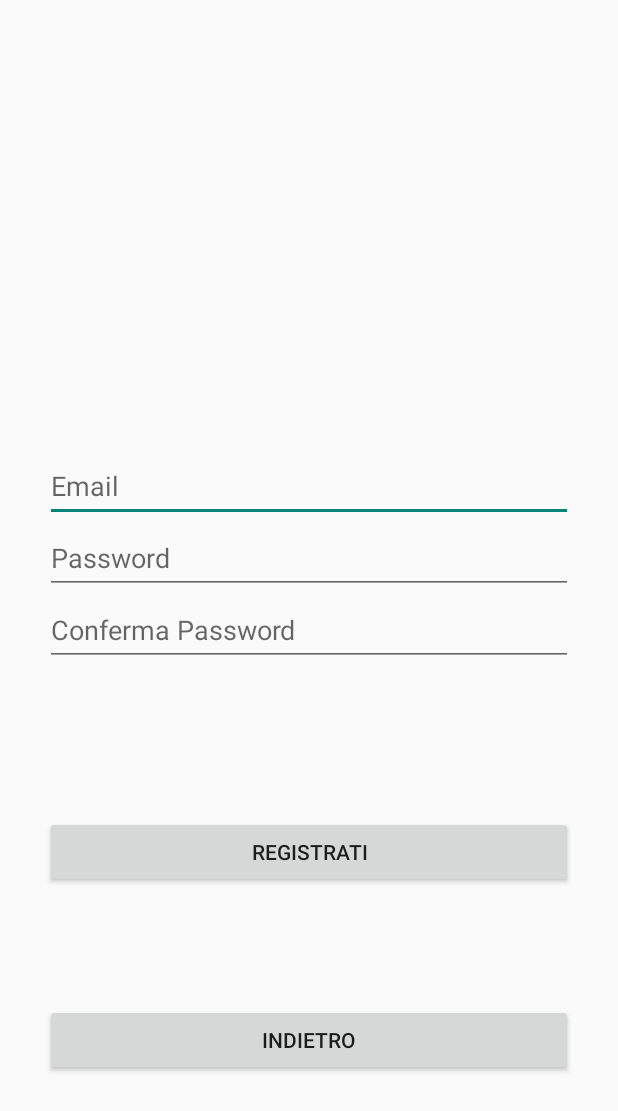
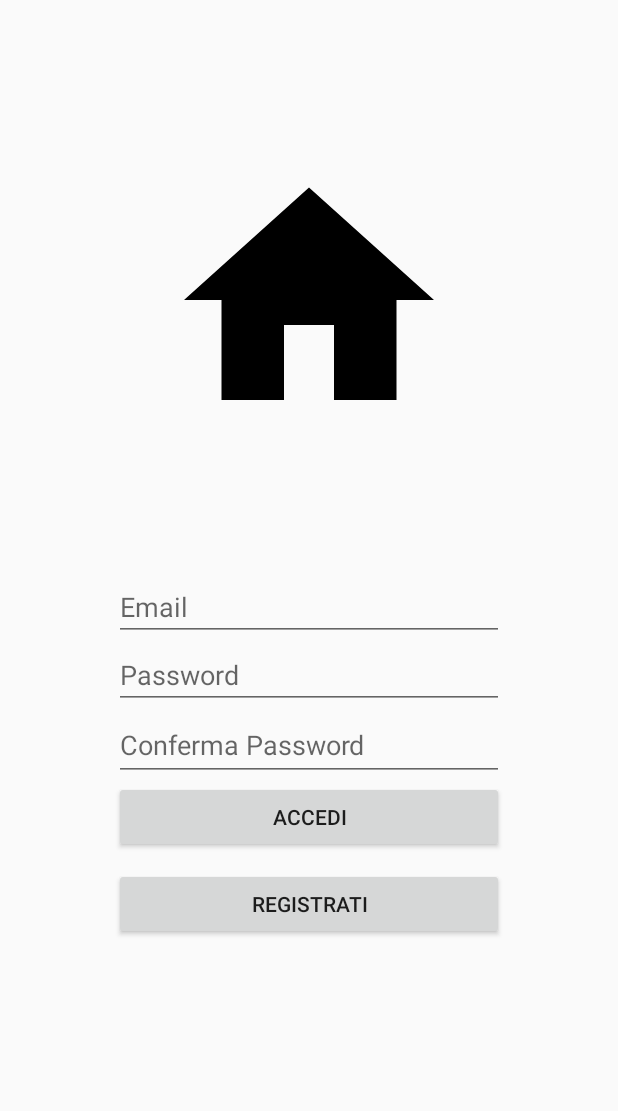
Before and after one commit to d-albuzzi1/FlashCardas, an Android app: the screen it shows after launch (AuthActivity before the commit, WelcomeActivity after it), after a tap on "REGISTRATI", on a phone screen of 412 x 824 dp. Shown: the top 1111 px of the screen. Run offline under Robolectric (Android 15) with nearby library versions, the phone set to English and light mode, and no system bars; our stand-ins replace Firebase (no records; nobody signed in at launch, a user with empty details on screens opened directly).

Commit message:
inizio rimozione AuthActivity.java e il suo xml, fix del LoginFragment, ancora problemi nel RegistrationFragment

```diff
--- a/app/src/main/java/com/example/flashcardas/ui/welcome/LoginFragment.java
+++ b/app/src/main/java/com/example/flashcardas/ui/welcome/LoginFragment.java
@@ -16,10 +16,10 @@ import androidx.lifecycle.ViewModelProvider;
 
 import com.example.flashcardas.R;
 import com.example.flashcardas.ui.main.MainActivity;
-import com.example.flashcardas.viewmodel.AuthViewModel;
+import com.example.flashcardas.viewmodel.MainViewModel;
 
 public class LoginFragment extends Fragment {
-    private AuthViewModel authViewModel;
+    private MainViewModel mainViewModel;
     private EditText emailInput, passwordInput;
 
     @Nullable
@@ -27,13 +27,15 @@ public class LoginFragment extends Fragment {
     public View onCreateView(@NonNull LayoutInflater inflater, @Nullable ViewGroup container, @Nullable Bundle savedInstanceState) {
         View view = inflater.inflate(R.layout.fragment_login, container, false);
 
-        authViewModel = new ViewModelProvider(this).get(AuthViewModel.class);
+        mainViewModel = new ViewModelProvider(this).get(MainViewModel.class);
 
         emailInput = view.findViewById(R.id.emailInput);
         passwordInput = view.findViewById(R.id.passwordInput);
         Button loginButton = view.findViewById(R.id.loginButton);
+        Button registerButton = view.findViewById(R.id.registerButton);
 
         loginButton.setOnClickListener(v -> loginUser());
+        registerButton.setOnClickListener(v -> loadRegisterFragment());
 
         observeViewModel();
 
@@ -49,22 +51,30 @@ public class LoginFragment extends Fragment {
             return;
         }
 
-        authViewModel.loginUser(email, password);
+        mainViewModel.loginUser(email, password);
     }
+
+    private void loadRegisterFragment() {
+        getParentFragmentManager().beginTransaction()
+                .replace(R.id.authFragmentContainer, new RegisterFragment())
+                .addToBackStack(null)
+                .commit();
+    }
+
 
     private void observeViewModel() {
 
-        authViewModel.getLoginSuccess().observe(getViewLifecycleOwner(), success -> {
+        mainViewModel.getLoginSuccess().observe(getViewLifecycleOwner(), success -> {
             if (success) {
 
                 Toast.makeText(getActivity(), "Login riuscito!", Toast.LENGTH_SHORT).show();
                 startActivity(new Intent(getActivity(), MainActivity.class));
-                getActivity().finish(); // Chiude l'activity di login
+                getActivity().finish();
             }
         });
 
 
-        authViewModel.getErrorMessage().observe(getViewLifecycleOwner(), error -> {
+        mainViewModel.getErrorMessage().observe(getViewLifecycleOwner(), error -> {
             if (error != null) {
                 Toast.makeText(getActivity(), error, Toast.LENGTH_SHORT).show();
             }
--- a/app/src/main/java/com/example/flashcardas/ui/welcome/RegisterFragment.java
+++ b/app/src/main/java/com/example/flashcardas/ui/welcome/RegisterFragment.java
@@ -15,9 +15,10 @@ import androidx.lifecycle.ViewModelProvider;
 
 import com.example.flashcardas.R;
 import com.example.flashcardas.viewmodel.AuthViewModel;
+import com.example.flashcardas.viewmodel.MainViewModel;
 
 public class RegisterFragment extends Fragment {
-    private AuthViewModel authViewModel;
+    private MainViewModel mainViewModel;
     private EditText emailInput, passwordInput, confirmPasswordInput;
 
     @Nullable
@@ -25,24 +26,20 @@ public class RegisterFragment extends Fragment {
     public View onCreateView(@NonNull LayoutInflater inflater, @Nullable ViewGroup container, @Nullable Bundle savedInstanceState) {
         View view = inflater.inflate(R.layout.fragment_register, container, false);
 
-        authViewModel = new ViewModelProvider(this).get(AuthViewModel.class);
+        mainViewModel = new ViewModelProvider(this).get(MainViewModel.class);
 
         emailInput = view.findViewById(R.id.emailInput);
         passwordInput = view.findViewById(R.id.passwordInput);
         confirmPasswordInput = view.findViewById(R.id.confirmPasswordInput);
         Button registerButton = view.findViewById(R.id.registerButton);
-        Button backButton = view.findViewById(R.id.backButton);
 
         registerButton.setOnClickListener(v -> {
             String email = emailInput.getText().toString().trim();
             String password = passwordInput.getText().toString().trim();
             String confirmPassword = confirmPasswordInput.getText().toString().trim();
-            authViewModel.registerUser(email, password, confirmPassword);
+            mainViewModel.registerUser(email, password, confirmPassword);
         });
 
-        backButton.setOnClickListener(v -> {
-            getActivity().finish();
-        });
 
         observeViewModel();
 
@@ -50,13 +47,13 @@ public class RegisterFragment extends Fragment {
     }
 
     private void observeViewModel() {
-        authViewModel.getRegistrationSuccess().observe(getViewLifecycleOwner(), success -> {
+        mainViewModel.getRegistrationSuccess().observe(getViewLifecycleOwner(), success -> {
             if (success) {
                 Toast.makeText(getActivity(), "Registrazione completata! Ora puoi accedere.", Toast.LENGTH_SHORT).show();
             }
         });
 
-        authViewModel.getErrorMessage().observe(getViewLifecycleOwner(), error -> {
+        mainViewModel.getErrorMessage().observe(getViewLifecycleOwner(), error -> {
             if (error != null) {
                 Toast.makeText(getActivity(), error, Toast.LENGTH_SHORT).show();
             }
--- a/app/src/main/java/com/example/flashcardas/ui/welcome/WelcomeActivity.java
+++ b/app/src/main/java/com/example/flashcardas/ui/welcome/WelcomeActivity.java
@@ -4,6 +4,8 @@ import android.content.Intent;
 import android.os.Bundle;
 import android.widget.Button;
 import androidx.appcompat.app.AppCompatActivity;
+import androidx.fragment.app.Fragment;
+
 import com.example.flashcardas.R;
 
 public class WelcomeActivity extends AppCompatActivity {
@@ -13,16 +15,23 @@ public class WelcomeActivity extends AppCompatActivity {
         super.onCreate(savedInstanceState);
         setContentView(R.layout.activity_welcome);
 
-        Button loginButton = findViewById(R.id.loginButton);
-        Button registerButton = findViewById(R.id.registerButton);
+        String fragmentType = getIntent().getStringExtra("FRAGMENT_TYPE");
 
-        loginButton.setOnClickListener(v -> openAuthActivity("login"));
-        registerButton.setOnClickListener(v -> openAuthActivity("register"));
+        if (fragmentType != null) {
+            if (fragmentType.equals("login")) {
+                loadFragment(new LoginFragment());
+            } else if (fragmentType.equals("register")) {
+                loadFragment(new RegisterFragment());
+            }
+        }else{
+           loadFragment(new LoginFragment());
+        }
+
     }
 
-    private void openAuthActivity(String fragmentType) {
-        Intent intent = new Intent(this, AuthActivity.class);
-        intent.putExtra("FRAGMENT_TYPE", fragmentType);
-        startActivity(intent);
+    private void loadFragment(Fragment fragment) {
+        getSupportFragmentManager().beginTransaction()
+                .replace(R.id.authFragmentContainer, fragment)
+                .commit();
     }
 }
--- a/app/src/main/java/com/example/flashcardas/viewmodel/MainViewModel.java
+++ b/app/src/main/java/com/example/flashcardas/viewmodel/MainViewModel.java
@@ -6,15 +6,72 @@ import androidx.lifecycle.MutableLiveData;
 import androidx.lifecycle.ViewModel;
 
 import com.example.flashcardas.ui.main.HomeFragment;
+import com.google.firebase.auth.FirebaseAuth;
 
 public class MainViewModel extends ViewModel {
 
     // LiveData per gestire il Fragment corrente
     private final MutableLiveData<Fragment> currentFragment = new MutableLiveData<>();
+    private final FirebaseAuth auth;
+    private final MutableLiveData<Boolean> registrationSuccess = new MutableLiveData<>();
+    private MutableLiveData<Boolean> loginSuccess = new MutableLiveData<>();
+    private final MutableLiveData<String> errorMessage = new MutableLiveData<>();
+
 
     public MainViewModel() {
         // Imposta il Fragment di default, ad esempio FragmentHome
         currentFragment.setValue(new HomeFragment());
+
+        auth = FirebaseAuth.getInstance();
+    }
+
+
+    public void registerUser(String email, String password, String confirmPassword) {
+        if (email.isEmpty() || password.isEmpty() || confirmPassword.isEmpty()) {
+            errorMessage.setValue("Inserisci tutti i dati");
+            return;
+        }
+
+        if (!password.equals(confirmPassword)) {
+            errorMessage.setValue("Le password non corrispondono");
+            return;
+        }
+
+        if (password.length() < 6) {
+            errorMessage.setValue("La password deve avere almeno 6 caratteri");
+            return;
+        }
+
+        auth.createUserWithEmailAndPassword(email, password)
+                .addOnCompleteListener(task -> {
+                    if (task.isSuccessful()) {
+                        registrationSuccess.setValue(true);
+                    } else {
+                        errorMessage.setValue(task.getException().getMessage());
+                    }
+                });
+    }
+
+    // Metodo per eseguire il login
+    public void loginUser(String email, String password) {
+        auth.signInWithEmailAndPassword(email, password)
+                .addOnCompleteListener(task -> {
+                    if (task.isSuccessful()) {
+                        loginSuccess.setValue(true);  // Imposta il successo del login
+                    } else {
+                        errorMessage.setValue(task.getException().getMessage());  // Imposta l'errore
+                    }
+                });
+    }
+
+    public LiveData<Boolean> getRegistrationSuccess() {
+        return registrationSuccess;
+    }
+    public LiveData<Boolean> getLoginSuccess() {
+        return loginSuccess;
+    }
+    public LiveData<String> getErrorMessage() {
+        return errorMessage;
     }
 
     // Funzione per ottenere il Fragment corrente
--- a/app/src/main/res/layout/activity_welcome.xml
+++ b/app/src/main/res/layout/activity_welcome.xml
@@ -1,38 +1,27 @@
-<?xml version="1.0" encoding="utf-8"?>
-<LinearLayout xmlns:android="http://schemas.android.com/apk/res/android"
+<androidx.constraintlayout.widget.ConstraintLayout xmlns:app="http://schemas.android.com/apk/res-auto"
     android:layout_width="match_parent"
     android:layout_height="match_parent"
-    android:orientation="vertical"
-    android:gravity="center"
-    android:padding="20dp">
+    xmlns:android="http://schemas.android.com/apk/res/android">
 
-    <TextView
-        android:id="@+id/welcomeText"
-        android:layout_width="wrap_content"
-        android:layout_height="wrap_content"
-        android:text="Benvenuto nell'App di Flashcard!"
-        android:textSize="24sp"
-        android:textStyle="bold"
-        android:gravity="center"
-        android:paddingBottom="20dp"/>
-
-    <Button
-        android:id="@+id/loginButton"
-        android:layout_width="match_parent"
-        android:layout_height="wrap_content"
-        android:text="Accedi"/>
-
-    <Button
-        android:id="@+id/registerButton"
-        android:layout_width="match_parent"
-        android:layout_height="wrap_content"
-        android:text="Registrati"
-        android:layout_marginTop="10dp"/>
+    <ImageView
+        android:id="@+id/imageView"
+        android:layout_width="200dp"
+        android:layout_height="200dp"
+        app:layout_constraintEnd_toEndOf="parent"
+        app:layout_constraintStart_toStartOf="parent"
+        app:layout_constraintTop_toTopOf="parent"
+        android:layout_marginTop="100dp"
+        android:src="@drawable/ic_home"/>
 
     <FrameLayout
-        android:id="@+id/fragmentContainer"
-        android:layout_width="match_parent"
-        android:layout_height="match_parent"
-        android:visibility="gone"/>
+        android:id="@+id/authFragmentContainer"
+        android:layout_width="300dp"
+        android:layout_height="400dp"
+        app:layout_constraintBottom_toBottomOf="parent"
+        app:layout_constraintEnd_toEndOf="parent"
+        app:layout_constraintStart_toStartOf="parent"
+        app:layout_constraintTop_toBottomOf="@+id/imageView" />
 
-</LinearLayout>
+
+
+</androidx.constraintlayout.widget.ConstraintLayout>
--- a/app/src/main/res/layout/fragment_register.xml
+++ b/app/src/main/res/layout/fragment_register.xml
@@ -1,59 +1,40 @@
 <?xml version="1.0" encoding="utf-8"?>
-<androidx.constraintlayout.widget.ConstraintLayout xmlns:android="http://schemas.android.com/apk/res/android"
-    xmlns:app="http://schemas.android.com/apk/res-auto"
-    xmlns:tools="http://schemas.android.com/tools"
+<LinearLayout xmlns:android="http://schemas.android.com/apk/res/android"
     android:layout_width="match_parent"
     android:layout_height="match_parent"
-    android:padding="30dp">
+    android:orientation="vertical"
+    android:padding="20dp">
 
     <EditText
         android:id="@+id/emailInput"
         android:layout_width="match_parent"
-        android:layout_height="48dp"
-        android:layout_marginTop="270dp"
-        android:hint="Email"
-        app:layout_constraintEnd_toEndOf="parent"
-        app:layout_constraintStart_toStartOf="parent"
-        app:layout_constraintTop_toTopOf="parent" />
+        android:layout_height="wrap_content"
+        android:hint="Email"/>
 
     <EditText
         android:id="@+id/passwordInput"
         android:layout_width="match_parent"
-        android:layout_height="48dp"
+        android:layout_height="wrap_content"
         android:hint="Password"
-        android:inputType="textPassword"
-        app:layout_constraintEnd_toEndOf="parent"
-        app:layout_constraintStart_toStartOf="parent"
-        app:layout_constraintTop_toBottomOf="@+id/emailInput" />
+        android:inputType="textPassword"/>
 
     <EditText
         android:id="@+id/confirmPasswordInput"
         android:layout_width="match_parent"
         android:layout_height="48dp"
         android:hint="Conferma Password"
-        android:inputType="textPassword"
-        app:layout_constraintEnd_toEndOf="parent"
-        app:layout_constraintStart_toStartOf="parent"
-        app:layout_constraintTop_toBottomOf="@+id/passwordInput" />
+        android:inputType="textPassword" />
+
+    <Button
+        android:id="@+id/loginButton"
+        android:layout_width="match_parent"
+        android:layout_height="wrap_content"
+        android:text="Accedi"/>
 
     <Button
         android:id="@+id/registerButton"
         android:layout_width="match_parent"
         android:layout_height="wrap_content"
         android:text="Registrati"
-        android:layout_marginTop="100dp"
-        app:layout_constraintEnd_toEndOf="parent"
-        app:layout_constraintStart_toStartOf="parent"
-        app:layout_constraintTop_toBottomOf="@id/confirmPasswordInput" />
-
-    <Button
-        android:id="@+id/backButton"
-        android:layout_width="match_parent"
-        android:layout_height="wrap_content"
-        android:text="Indietro"
-        app:layout_constraintBottom_toBottomOf="parent"
-        app:layout_constraintEnd_toEndOf="parent"
-        app:layout_constraintStart_toStartOf="parent"
-        app:layout_constraintTop_toBottomOf="@+id/registerButton" />
-
-</androidx.constraintlayout.widget.ConstraintLayout>
+        android:layout_marginTop="10dp"/>/>
+</LinearLayout>
```
Also changed, not shown: app/src/main/res/layout/fragment_login.xml (+7 -0 lines).
